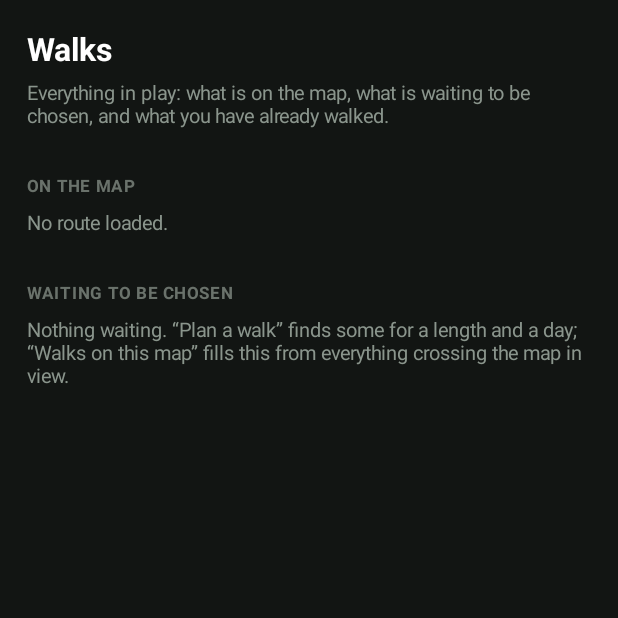
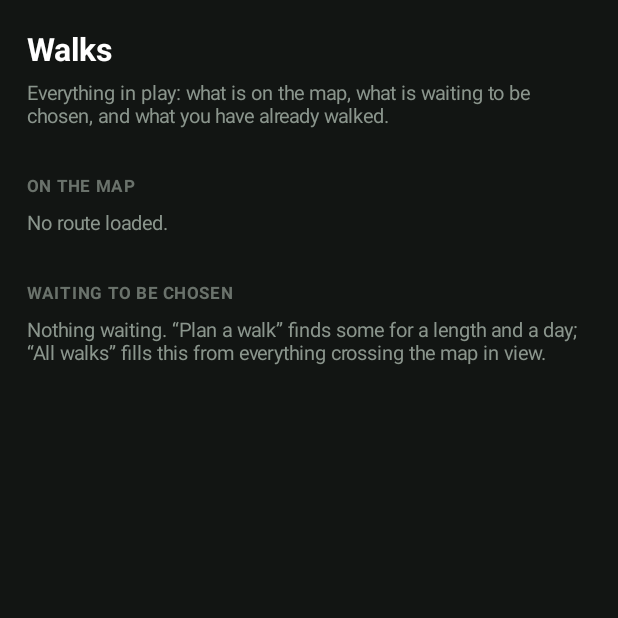
Before and after one commit to jollydoddger/Life, an Android app: the WalksActivity screen opened directly, with no data from a screen before it, on a phone screen of 412 x 824 dp, the top half of it. Run offline under Robolectric (Android 15) with nearby library versions, the phone set to English and light mode, and no system bars; pictures from the network do not load.

Commit message:
Polish: one dp, live labels, an honest class doc
The two shadowing dp() locals go — the member does the same sum — along
with a now-unused density local. Help text catches up with the buttons
that exist: "Walks on this map" and "Walks near me" survived two renames
in seven places and were directing him to menu items that are not there;
they now say "All walks" and point at the walks panel. MainActivity's
own class doc stops describing an app of "four small buttons and one
status line" that has not existed for weeks.

Co-Authored-By: Claude Fable 5 <noreply@anthropic.com>
Claude-Session: https://claude.ai/code/session_014Qco4czthLg5AUZVReqDXM

```diff
--- a/phone/src/main/java/com/jollydoddger/waymark/GeoTools.kt
+++ b/phone/src/main/java/com/jollydoddger/waymark/GeoTools.kt
@@ -583,7 +583,7 @@ class GeoTools(
     }
 
     /**
-     * The same search as the GPX button's "Walks near me" — OSM walking-route
+     * The same search as the walks panel's "All walks" — OSM walking-route
      * relations plus his indexed GPX library — but reaching a drive away, and
      * narrowable by direction and length, because "a walk south-east, four to
      * six miles" is how the question actually arrives. Survivors are queued
@@ -709,7 +709,7 @@ class GeoTools(
         return "\u201C${walk.name}\u201D downloaded: ${km(walk.lengthM)}" +
             (fix()?.let { ", line ${km(walk.closestM)} from him" } ?: "") +
             ". Queued on the map picker and saved to his downloads — " +
-            "\u201CWalks on this map\u201D in the GPX menu finds it again any time."
+            "\u201CAll walks\u201D on the walks panel finds it again any time."
     }
 
     /**
--- a/phone/src/main/java/com/jollydoddger/waymark/WalkPicks.kt
+++ b/phone/src/main/java/com/jollydoddger/waymark/WalkPicks.kt
@@ -19,7 +19,7 @@ import java.io.File
  * back mid-afternoon still finds them, short enough that yesterday's
  * candidates never haunt today's map. And expiry stopped being loss the
  * moment downloads became files: the queue is a working surface, the gpx
- * folder is the keep, and "Walks on this map" in the GPX menu rebuilds a
+ * folder is the keep, and "All walks" on the walks panel rebuilds a
  * picker from the keep whenever one is wanted.
  */
 object WalkPicks {
--- a/phone/src/main/java/com/jollydoddger/waymark/WalkSpec.kt
+++ b/phone/src/main/java/com/jollydoddger/waymark/WalkSpec.kt
@@ -45,7 +45,7 @@ enum class Origin {
     TAP,
 
     /** Anywhere on the map as it is currently framed. The map in front of
-     *  you is the question — the same framing "Walks on this map" uses. */
+     *  you is the question — the same framing "All walks" uses. */
     SCREEN,
 }
 
--- a/phone/src/main/java/com/jollydoddger/waymark/WalksActivity.kt
+++ b/phone/src/main/java/com/jollydoddger/waymark/WalksActivity.kt
@@ -144,7 +144,7 @@ class WalksActivity : Activity() {
             addView(
                 quiet(
                     "Nothing waiting. “Plan a walk” finds some for a length and a " +
-                        "day; “Walks on this map” fills this from everything " +
+                        "day; “All walks” fills this from everything " +
                         "crossing the map in view.",
                 ),
             )
```
Also changed, not shown: phone/src/main/java/com/jollydoddger/waymark/MainActivity.kt (+9 -10 lines).
